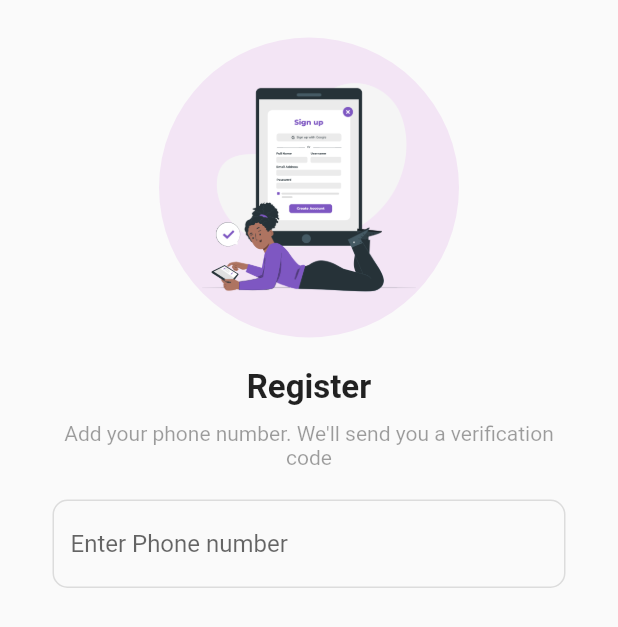
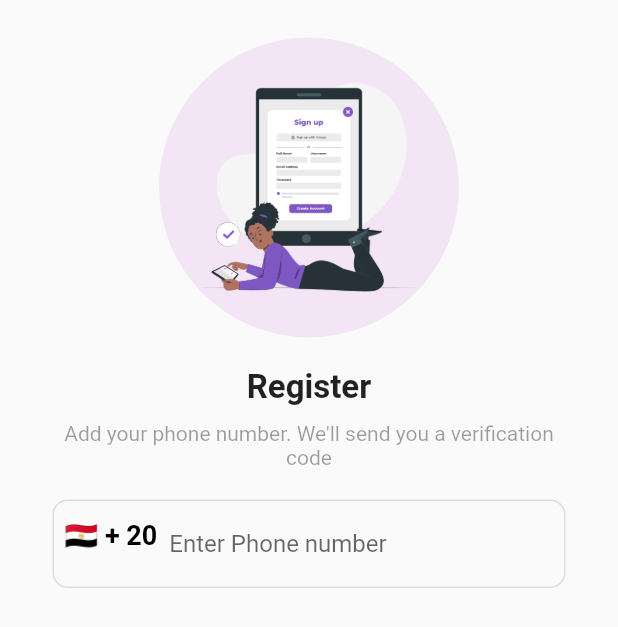
Before and after one commit to Mohamed7E/fireBase, a Flutter app: the RegisterScreen screen opened directly, on a phone screen of 412 x 824 dp. Shown: the top 627 px of the screen. Run offline on Flutter 3.47's test engine with Material 2 defaults, Android fonts, the phone set to English and light mode, and no system bars; our stand-ins replace country_picker.

Commit message:
add county

```diff
--- a/lib/Screens/Register_screen.dart
+++ b/lib/Screens/Register_screen.dart
@@ -1,3 +1,4 @@
+import 'package:country_picker/country_picker.dart';
 import 'package:flutter/material.dart';
 
 class RegisterScreen extends StatefulWidget {
@@ -9,6 +10,17 @@ class RegisterScreen extends StatefulWidget {
 
 class _RegisterScreenState extends State<RegisterScreen> {
   final TextEditingController phoneController = TextEditingController();
+   Country selectedCountry = Country(
+      phoneCode: "20",
+      countryCode: "EG",
+      e164Sc: 0,
+      geographic: true,
+      level: 1,
+      name: "Egypt",
+      example: "Egypt",
+      displayName: "Egypt",
+      displayNameNoCountryCode: "EG",
+      e164Key: "");
   @override
   Widget build(BuildContext context) {
     return Scaffold(
@@ -60,6 +72,30 @@ class _RegisterScreenState extends State<RegisterScreen> {
                       borderRadius: BorderRadius.circular(10),
                       borderSide: const BorderSide(color: Colors.black12),
                        ),
+                       prefixIcon: Container(
+                      padding: const EdgeInsets.all(8.0),
+                      child: InkWell(
+                        onTap: () {
+                          showCountryPicker(
+                              context: context,
+                              countryListTheme: const CountryListThemeData(
+                                bottomSheetHeight: 550,
+                              ),
+                              onSelect: (value) {
+                                setState(() {
+                                  selectedCountry = value;
+                                });
+                              });
+                        },
+                        child: Text(
+                          "${selectedCountry.flagEmoji} + ${selectedCountry.phoneCode}",
+                          style: const TextStyle(
+                              fontSize: 18,
+                              color: Colors.black,
+                              fontWeight: FontWeight.bold),
+                        ),
+                      ),
+                    ),
                   ),
                   ),
 
@@ -70,4 +106,5 @@ class _RegisterScreenState extends State<RegisterScreen> {
       ),
     );
   }
-}
+
+ }
--- a/pubspec.yaml
+++ b/pubspec.yaml
@@ -36,6 +36,7 @@ dependencies:
   # The following adds the Cupertino Icons font to your application.
   # Use with the CupertinoIcons class for iOS style icons.
   cupertino_icons: ^1.0.2
+  country_picker: ^2.0.19
 
 dev_dependencies:
   flutter_test:
```
Also changed, not shown: pubspec.lock.
